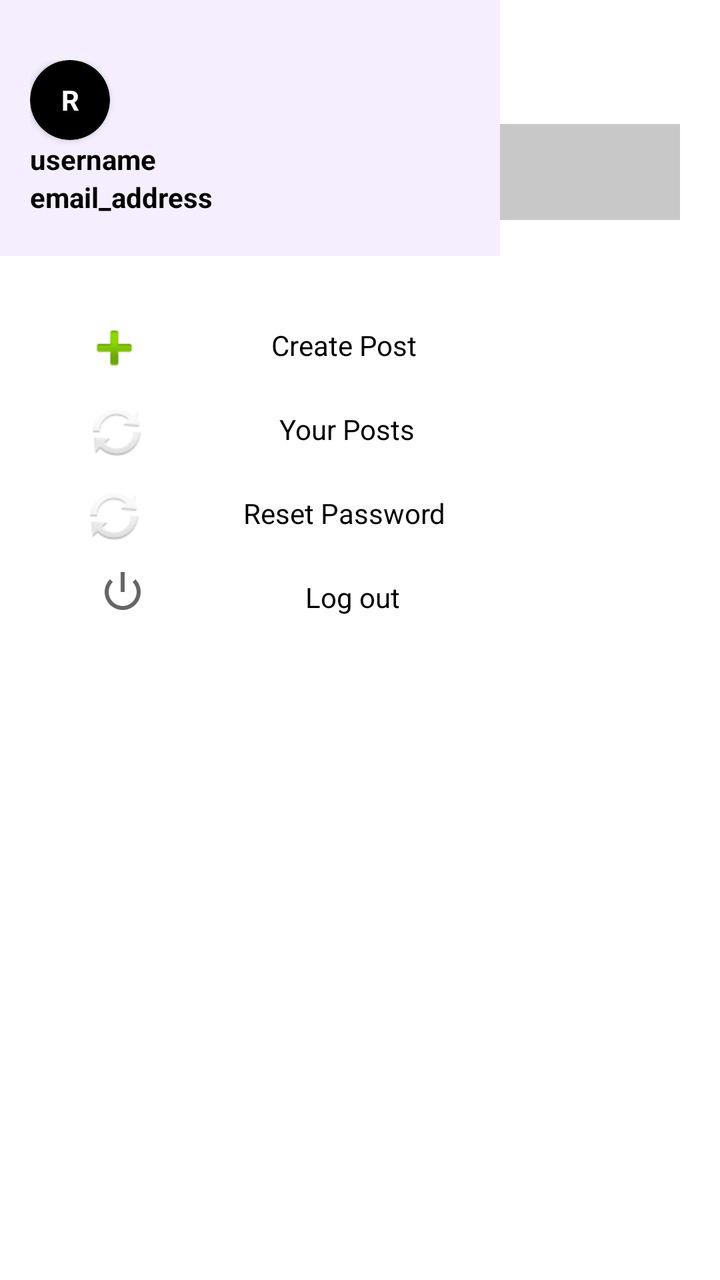
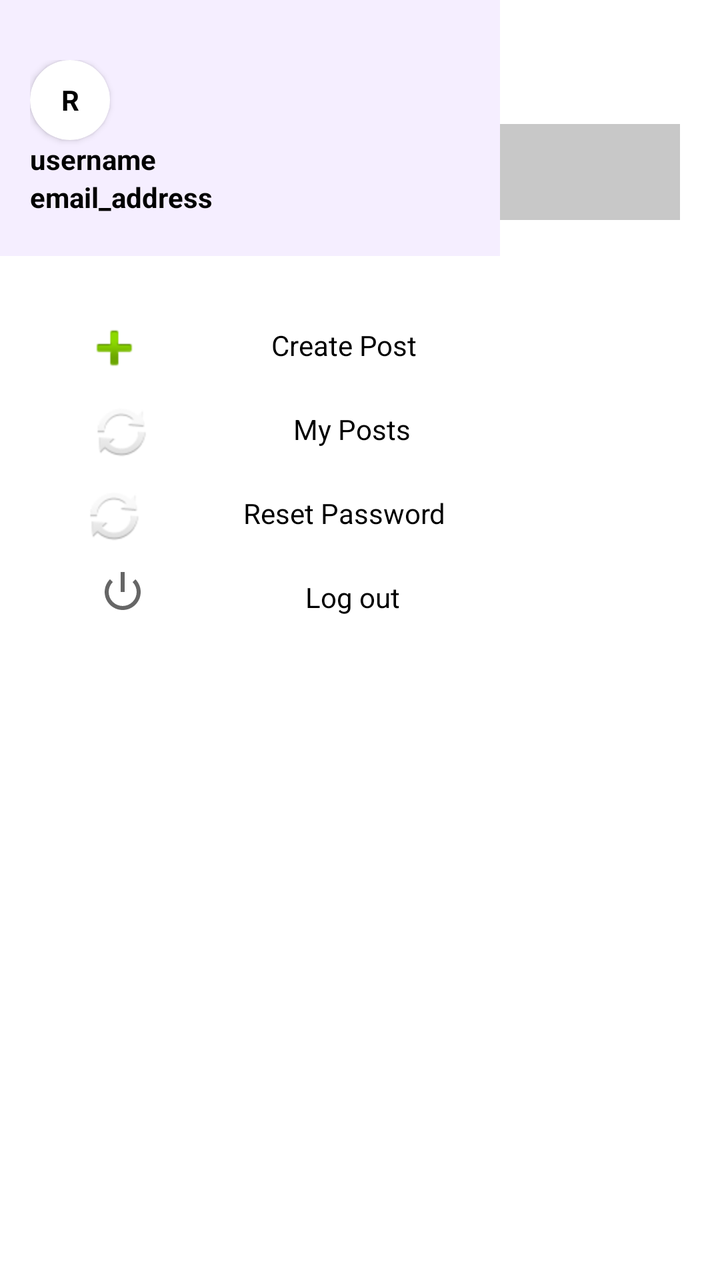

Screens rendered from an Android XML layout before and after an edit, with the pre-edit source and the edit as a unified diff.
<!-- AndroidManifest.xml: application theme Theme.Food_Reviews -->
<!-- res/layout/activity_feed.xml -->
<?xml version="1.0" encoding="utf-8"?>
<androidx.constraintlayout.widget.ConstraintLayout xmlns:android="http://schemas.android.com/apk/res/android"
    xmlns:app="http://schemas.android.com/apk/res-auto"
    xmlns:tools="http://schemas.android.com/tools"
    android:id="@+id/main"
    android:layout_width="match_parent"
    android:layout_height="match_parent"
    tools:context=".FeedActivity">

    <LinearLayout
        android:layout_width="match_parent"
        android:layout_height="match_parent"
        android:orientation="vertical"
        android:layout_margin="20dp">

        <LinearLayout
            android:layout_width="match_parent"
            android:layout_height="wrap_content"
            android:orientation="horizontal"
            android:layout_marginBottom="10dp">

            <ImageView
                android:id="@+id/imageView"
                android:layout_width="wrap_content"
                android:layout_height="wrap_content"
                android:layout_weight="0"
                app:srcCompat="@android:drawable/ic_menu_sort_by_size" />

            <TextView
                android:id="@+id/textView4"
                android:layout_width="wrap_content"
                android:layout_height="wrap_content"
                android:layout_weight="1"
                android:text="Feed"
                android:padding="1dp"
                android:layout_marginLeft="10dp"
                android:textStyle="bold"
                android:textColor="@color/black"
                android:textSize="20dp"/>

        </LinearLayout>
        <SearchView
            android:layout_width="match_parent"
            android:layout_height="wrap_content"
            android:layout_weight="0"
            android:background="@color/cardview_shadow_start_color"
            />
        <androidx.recyclerview.widget.RecyclerView
            android:layout_width="match_parent"
            android:layout_height="match_parent" />
    </LinearLayout>

    <com.google.android.material.navigation.NavigationView
        android:layout_width="250dp"
        android:layout_height="match_parent"
        >

        <LinearLayout
            android:layout_width="match_parent"
            android:layout_height="match_parent"
            android:orientation="vertical">

            <LinearLayout
                android:layout_width="match_parent"
                android:layout_height="wrap_content"
                android:orientation="vertical"
                android:background="@color/material_dynamic_tertiary95"
                android:paddingTop="30dp"
                android:paddingLeft="15dp"
                android:paddingBottom="20dp"
                >

                <androidx.cardview.widget.CardView
                    android:layout_width="wrap_content"
                    android:layout_height="wrap_content"
                    app:cardCornerRadius="50dp"
                    app:cardBackgroundColor="@color/black">

                    <TextView
                        android:id="@+id/textView6"
                        android:layout_width="40dp"
                        android:layout_height="40dp"
                        android:gravity="center"
                        android:text="R"
                        android:textColor="@color/white"
                        android:textStyle="bold"

                        />
                </androidx.cardview.widget.CardView>


                <TextView
                    android:id="@+id/textView6"
                    android:layout_width="match_parent"
                    android:layout_height="wrap_content"
                    android:text="username"
                    android:textStyle="bold"
                    android:textColor="@color/black"/>

                <TextView
                    android:id="@+id/textView7"
                    android:layout_width="match_parent"
                    android:layout_height="wrap_content"
                    android:text="email_address"
                    android:textStyle="bold"
                    android:textColor="@color/black"/>
            </LinearLayout>
            <LinearLayout
                android:layout_width="match_parent"
                android:layout_height="match_parent"
                android:orientation="vertical"
                android:background="@color/white"
                android:padding="10dp">

                <LinearLayout
                    android:layout_width="match_parent"
                    android:layout_height="wrap_content"
                    android:orientation="horizontal"
                    android:layout_marginTop="20dp"
                    android:layout_marginBottom="10dp"
                    >
                    <ImageView
                        android:id="@+id/imageView4"
                        android:layout_width="wrap_content"
                        android:gravity="center"
                        android:layout_height="wrap_content"
                        android:layout_weight="1"
                        app:srcCompat="@android:drawable/ic_input_add" />

                    <TextView
                        android:id="@+id/textView10"
                        android:layout_width="wrap_content"
                        android:layout_height="wrap_content"
                        android:layout_weight="1"
                        android:text="Create Post"
                        android:textColor="@color/black"
                        android:gravity="center"
                        android:layout_marginTop="5dp"/>


                </LinearLayout>

                <LinearLayout
                    android:layout_width="match_parent"
                    android:layout_height="wrap_content"
                    android:orientation="horizontal"
                    android:layout_marginBottom="10dp"

                    >

                    <ImageView
                        android:id="@+id/imageView7"
                        android:layout_width="wrap_content"
                        android:layout_height="wrap_content"
                        android:gravity="center"
                        android:layout_weight="1"
                        app:srcCompat="@android:drawable/ic_popup_sync" />

                    <TextView
                        android:id="@+id/textView11"
                        android:layout_width="wrap_content"
                        android:layout_height="wrap_content"
                        android:layout_weight="1"
                        android:text="Your Posts"
                        android:textColor="@color/black"
                        android:gravity="center"
                        android:layout_marginTop="5dp"/>
                </LinearLayout>

                <LinearLayout
                    android:layout_width="match_parent"
                    android:layout_height="wrap_content"
                    android:orientation="horizontal"
                    android:layout_marginBottom="10dp"
                    >


                    <ImageView
                        android:id="@+id/imageView8"
                        android:layout_width="60dp"
                        android:layout_height="wrap_content"
                        android:gravity="center"
                        android:layout_weight="1"
                        app:srcCompat="@android:drawable/ic_popup_sync" />

                    <TextView
                        android:id="@+id/textView12"
                        android:layout_width="wrap_content"
                        android:layout_height="wrap_content"
                        android:layout_weight="1"
                        android:text="Reset Password"
                        android:textColor="@color/black"
                        android:gravity="center"
                        android:layout_marginTop="5dp"/>
                </LinearLayout>

                <LinearLayout
                    android:layout_width="match_parent"
                    android:layout_height="wrap_content"
                    android:orientation="horizontal"
                    >

                    <ImageView
                        android:id="@+id/imageView9"
                        android:layout_width="23dp"
                        android:layout_height="wrap_content"
                        android:layout_weight="1"
                        app:srcCompat="@android:drawable/ic_lock_power_off" />

                    <TextView
                        android:id="@+id/textView9"
                        android:layout_width="wrap_content"
                        android:layout_height="wrap_content"
                        android:layout_weight="1"
                        android:gravity="center"
                        android:text="Log out"
                        android:textColor="@color/black"
                        android:layout_marginTop="5dp"/>
                </LinearLayout>
            </LinearLayout>
        </LinearLayout>
    </com.google.android.material.navigation.NavigationView>


</androidx.constraintlayout.widget.ConstraintLayout>
<!-- resources referenced by this layout -->
<resources>
  <color name="black">#FF000000</color>
  <color name="white">#FFFFFFFF</color>
  <style name="Theme.Food_Reviews" parent="Theme.MaterialComponents.DayNight.NoActionBar" />
</resources>

<!-- the commit's change to res/layout/activity_feed.xml (unified diff, before → after) -->
@@ -74,7 +74,7 @@
                     android:layout_width="wrap_content"
                     android:layout_height="wrap_content"
                     app:cardCornerRadius="50dp"
-                    app:cardBackgroundColor="@color/black">
+                    app:cardBackgroundColor="@color/white">
 
                     <TextView
                         android:id="@+id/textView6"
@@ -82,7 +82,7 @@
                         android:layout_height="40dp"
                         android:gravity="center"
                         android:text="R"
-                        android:textColor="@color/white"
+                        android:textColor="@color/black"
                         android:textStyle="bold"
 
                         />
@@ -161,7 +161,7 @@
                         android:layout_width="wrap_content"
                         android:layout_height="wrap_content"
                         android:layout_weight="1"
-                        android:text="Your Posts"
+                        android:text="My Posts"
                         android:textColor="@color/black"
                         android:gravity="center"
                         android:layout_marginTop="5dp"/>
